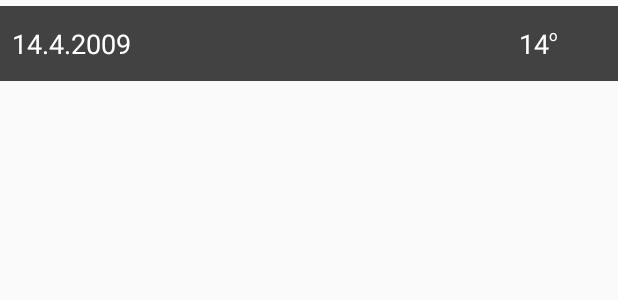
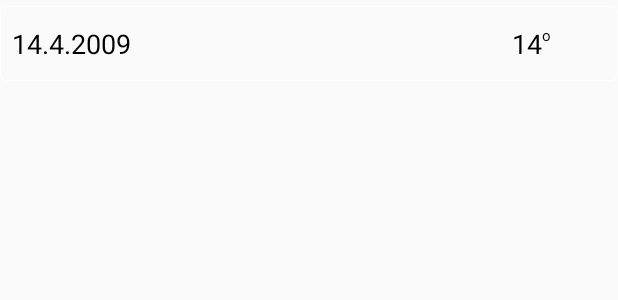
Before and after one commit to mohsenapk/Wetterkleidung, an Android app: the layout item_city_info.xml on its own in the app's theme, with its tools: preview values and no code run, on a phone screen of 412 x 824 dp. Shown: the top 300 px of the screen. Run offline under Robolectric (Android 15) with nearby library versions, the phone set to English and light mode, and no system bars.

```diff
--- a/app/src/main/res/drawable/border.xml
+++ b/app/src/main/res/drawable/border.xml
@@ -1,8 +1,6 @@
 <?xml version="1.0" encoding="utf-8"?>
 <shape xmlns:android="http://schemas.android.com/apk/res/android"
     android:shape="rectangle">
-
-    <solid android:color="@color/backBottomDark"/>
 
     <stroke
         android:width="0.5dp"
--- a/app/src/main/res/layout/item_city_info.xml
+++ b/app/src/main/res/layout/item_city_info.xml
@@ -5,7 +5,7 @@
     android:layout_width="match_parent"
     android:layout_height="50dp"
     android:layout_marginTop="4dp"
-    android:background="@color/cardview_dark_background"
+    android:background="@drawable/border"
     android:paddingLeft="8dp">
 
             <TextView
@@ -17,14 +17,15 @@
                 app:layout_constraintLeft_toLeftOf="parent"
                 app:layout_constraintTop_toTopOf="parent"
                 tools:text="14.4.2009"
-                android:textColor="@color/white"/>
+                android:textColor="@color/black"/>
 
             <ImageView
                 android:id="@+id/ivIcon"
                 android:layout_width="40dp"
                 android:layout_height="40dp"
                 app:layout_constraintRight_toRightOf="parent"
-                app:layout_constraintTop_toTopOf="parent" />
+                app:layout_constraintTop_toTopOf="parent"
+                app:layout_constraintBottom_toBottomOf="parent"/>
 
             <TextView
                 android:id="@+id/tvTempDegree"
@@ -34,9 +35,9 @@
                 app:layout_constraintRight_toLeftOf="@id/ivIcon"
                 app:layout_constraintTop_toTopOf="@id/tvTemp"
                 android:textSize="10sp"
-                android:textColor="@color/white"
                 android:layout_marginLeft="4dp"
-                android:layout_marginBottom="4dp"/>
+                android:layout_marginBottom="4dp"
+                android:textColor="@color/black"/>
 
             <TextView
                 android:id="@+id/tvTemp"
@@ -47,6 +48,6 @@
                 app:layout_constraintRight_toLeftOf="@id/tvTempDegree"
                 app:layout_constraintTop_toTopOf="parent"
                 tools:text="14"
-                android:textColor="@color/white"/>
+                android:textColor="@color/black"/>
 
 </androidx.constraintlayout.widget.ConstraintLayout>
--- a/app/src/main/res/layout/item_weather_low_info.xml
+++ b/app/src/main/res/layout/item_weather_low_info.xml
@@ -24,7 +24,8 @@
                 android:layout_width="40dp"
                 android:layout_height="40dp"
                 app:layout_constraintRight_toRightOf="parent"
-                app:layout_constraintTop_toTopOf="parent" />
+                app:layout_constraintTop_toTopOf="parent"
+                app:layout_constraintBottom_toBottomOf="parent"/>
 
             <TextView
                 android:id="@+id/tvTempDegree"
```
Also changed, not shown: app/src/main/java/com/mohsen/apk/wetterkleidung/ui/city/CityViewModel.kt (+31 -22 lines), app/src/main/res/layout/activity_main.xml (+3 -4 lines), app/src/main/res/drawable/weather_icon_04d.png, app/src/main/res/drawable/weather_icon_04n.png.
